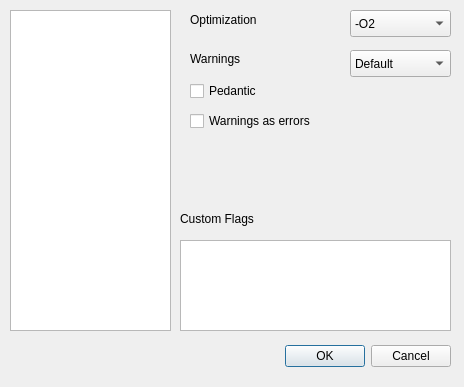
This is uis/build_settings.ui in amirgeva/coide as Qt 5 draws it before an edit. The edited form follows.
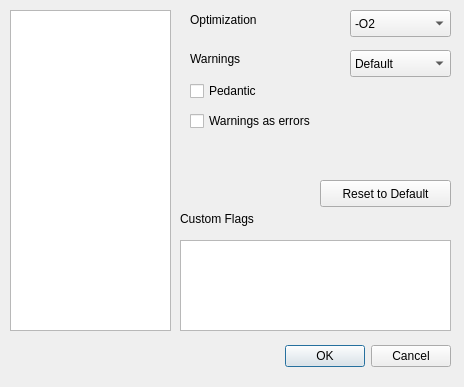
This is the edited form.

Commit message: Continued work on build settings

```diff
--- a/uis/build_settings.ui
+++ b/uis/build_settings.ui
@@ -182,6 +182,19 @@
     <string>Custom Flags</string>
    </property>
   </widget>
+  <widget class="QPushButton" name="resetButton">
+   <property name="geometry">
+    <rect>
+     <x>320</x>
+     <y>180</y>
+     <width>131</width>
+     <height>27</height>
+    </rect>
+   </property>
+   <property name="text">
+    <string>Reset to Default</string>
+   </property>
+  </widget>
  </widget>
  <resources/>
  <connections>
```
The commit also changes 7 other files.
